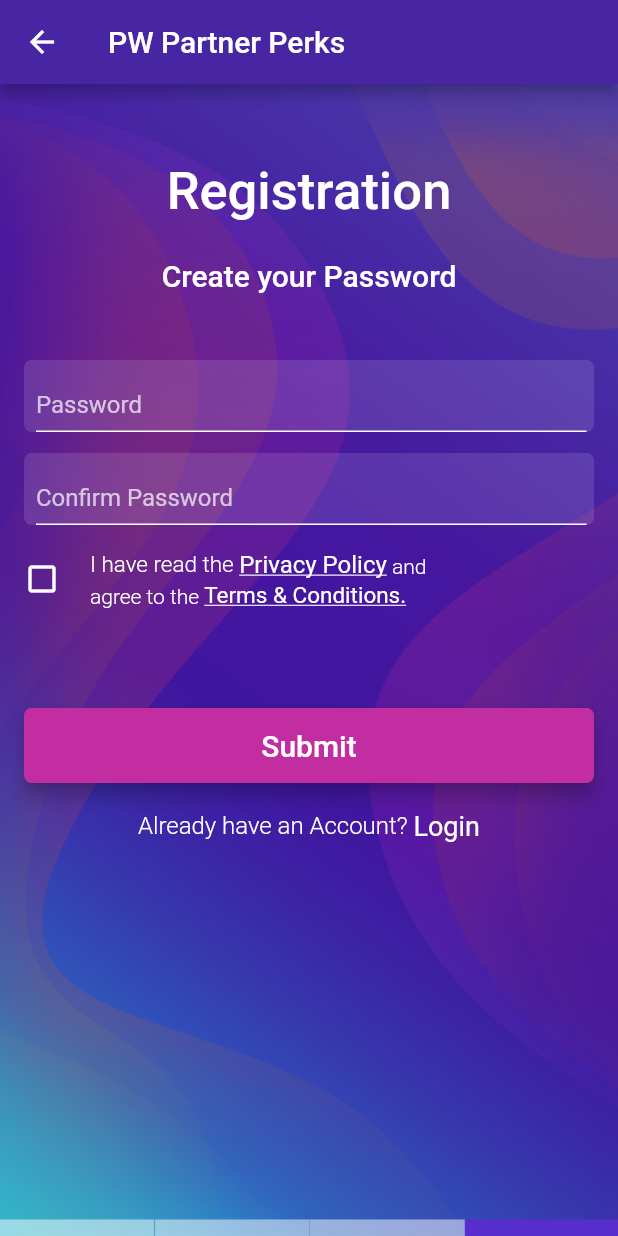
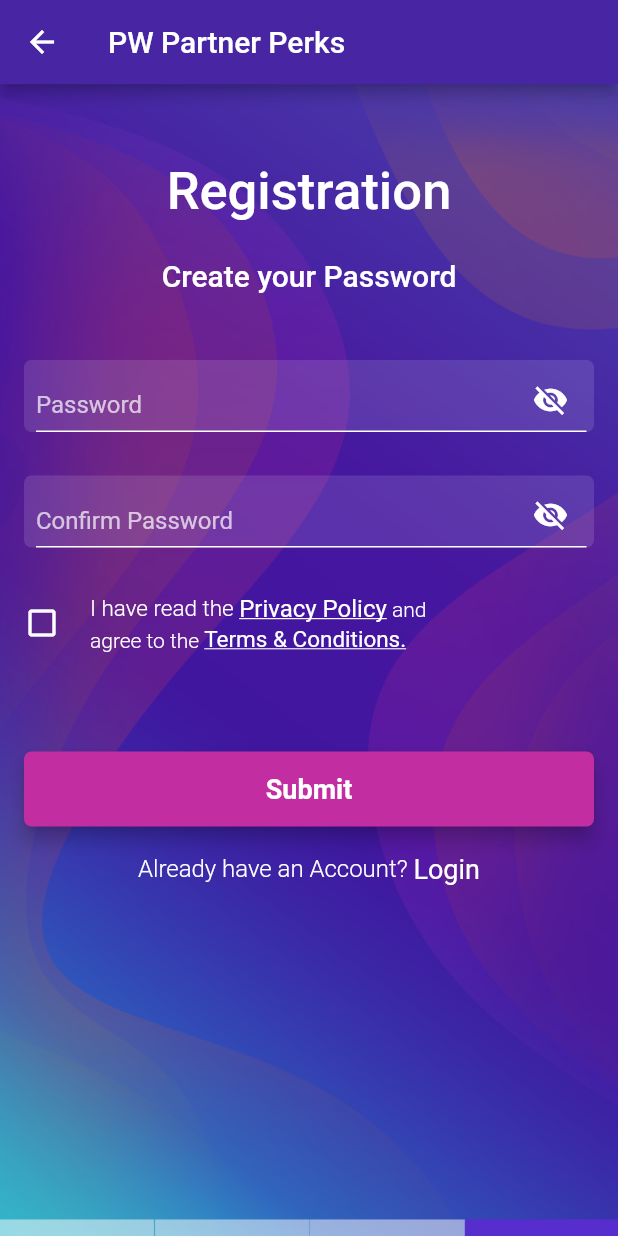
Before and after one commit to Ramanprimotech/PWapp, a Flutter app: the RegisterVC screen opened by its route, swiped to page 4, on a phone screen of 412 x 824 dp. Run offline on Flutter 3.47's test engine with Material 2 defaults, Android fonts, the phone set to English and light mode, and no system bars; our stand-ins replace date_format, device_info_plus, dio, flutter_offline, geocoding, geolocator and 6 more; missing offline and left inert: connectivity_plus_web, flutter_barcode_scanner, image_picker_for_web, network_info_plus_web, shared_preferences_web; accounts and stored records are empty; network calls fail; Roboto replaces fonts that are missing (texgyreadventor-regular).

Commit message:
Code migrate

```diff
--- a/lib/views/auth/Login.dart
+++ b/lib/views/auth/Login.dart
@@ -126,7 +126,7 @@ class _LoginState extends State<Login> {
             CustomBtn(
                 btnLable: 'Login',
                 onPressed: () {
-                  loginValidation(context);
+                  loginValidation();
                 }),
             TextButton(
               style: TextButton.styleFrom(
@@ -179,15 +179,13 @@ class _LoginState extends State<Login> {
     );
   }
 
-  loginValidation(BuildContext context) {
+  loginValidation() {
     FocusScope.of(context).requestFocus(FocusNode());
     if (_EmailTF.text.isEmpty) {
       Utility().toast(context, Message().Email);
     } else if (_PasswordTF.text.isEmpty) {
       Utility().toast(context, Message().PasswordEmpty);
     } else if (!_EmailTF.text.contains("@") || !_EmailTF.text.contains(".")) {
-      Utility().toast(context, Message().EmailValid);
-    } else if (!_EmailTF.text.isValidEmail()) {
       Utility().toast(context, Message().EmailValid);
     } else if (_PasswordTF.text.length < 6) {
       Utility().toast(context, Message().PasswordCharacter);
--- a/lib/views/auth/RegisterVC.dart
+++ b/lib/views/auth/RegisterVC.dart
@@ -36,6 +36,8 @@ TextEditingController _addressOptTF = TextEditingController();
 String address_id = "";
 String addressStr = "";
 String attnStr = "";
+
+bool _obscureText = true;
 
 class RegisterVC extends StatefulWidget {
   const RegisterVC({Key? key}) : super(key: key);
@@ -481,16 +483,45 @@ class _RegisterVCState extends State<RegisterVC> {
                   fontSize: 20,
                   padding: EdgeInsets.only(bottom: 30),
                 ),
+                /// Password
                 InputTextField(
                   controller: _PasswordTF,
                   label: 'Password',
-                  obscureText: true,
+                  obscureText: _obscureText,
                   margin: const EdgeInsets.only(top: 15, bottom: 14),
+                  suffixIcon: GestureDetector(
+                    onTap: () {
+                      setState(() {
+                        _obscureText = !_obscureText;
+                      });
+                    },
+                    child: Icon(
+                      _obscureText ? Icons.visibility_off : Icons.visibility,
+                      semanticLabel:
+                      _obscureText ? 'show password' : 'hide password',
+                      color: Colors.white,
+                    ),
+                  ),
                 ),
+                /// Confirm Password
                 InputTextField(
                   controller: _ConfirmPasswordTF,
                   label: 'Confirm Password',
-                  obscureText: true,
+                  obscureText: _obscureText,
+                  margin: const EdgeInsets.only(top: 15, bottom: 14),
+                  suffixIcon: GestureDetector(
+                    onTap: () {
+                      setState(() {
+                        _obscureText = !_obscureText;
+                      });
+                    },
+                    child: Icon(
+                      _obscureText ? Icons.visibility_off : Icons.visibility,
+                      semanticLabel:
+                      _obscureText ? 'show password' : 'hide password',
+                      color: Colors.white,
+                    ),
+                  ),
                 ),
                 ListTile(
                   contentPadding: const EdgeInsets.only(bottom: 50),
--- a/lib/views/profile/Profile.dart
+++ b/lib/views/profile/Profile.dart
@@ -455,7 +455,7 @@ class _ProfileState extends State<Profile> {
             dense: true,
             leading: const Icon(Icons.call, color: Colors.white),
             title:
-                AppText(emailStr!, fontSize: 16, fontWeight: FontWeight.w500),
+                AppText(phoneStr!, fontSize: 16, fontWeight: FontWeight.w500),
             trailing: IconButton(
               onPressed: showPhoneDialog,
               icon: const Icon(Icons.edit, color: Colors.white),
--- a/lib/widgets/button/elevated_btn.dart
+++ b/lib/widgets/button/elevated_btn.dart
@@ -25,7 +25,7 @@ class CustomBtn extends StatelessWidget {
           ),
         ),
         onPressed: onPressed,
-        child: AppText(btnLable, fontSize: 20),
+        child: AppText(btnLable, fontSize: 18, fontWeight: FontWeight.w600, maxLines: 2,),
       ),
     );
   }
```
Also changed, not shown: lib/views/scanner/Scanner.dart (+4 -5 lines), lib/views/wallboard Image/wallboard_image.dart (+6 -14 lines), lib/views/wallet/Wallet.dart (+21 -22 lines).
